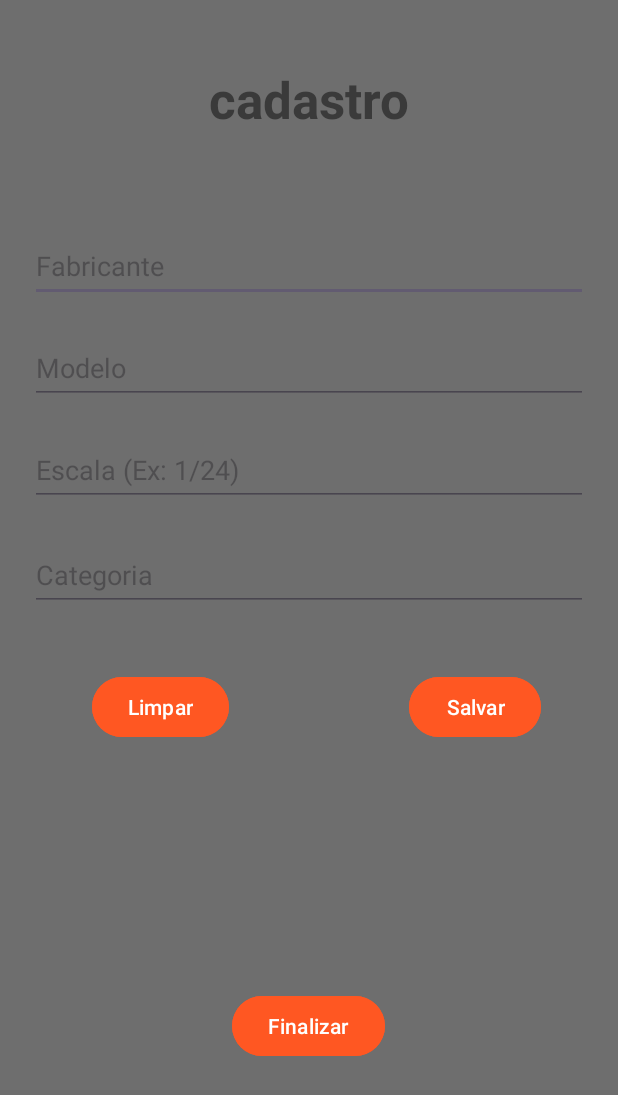
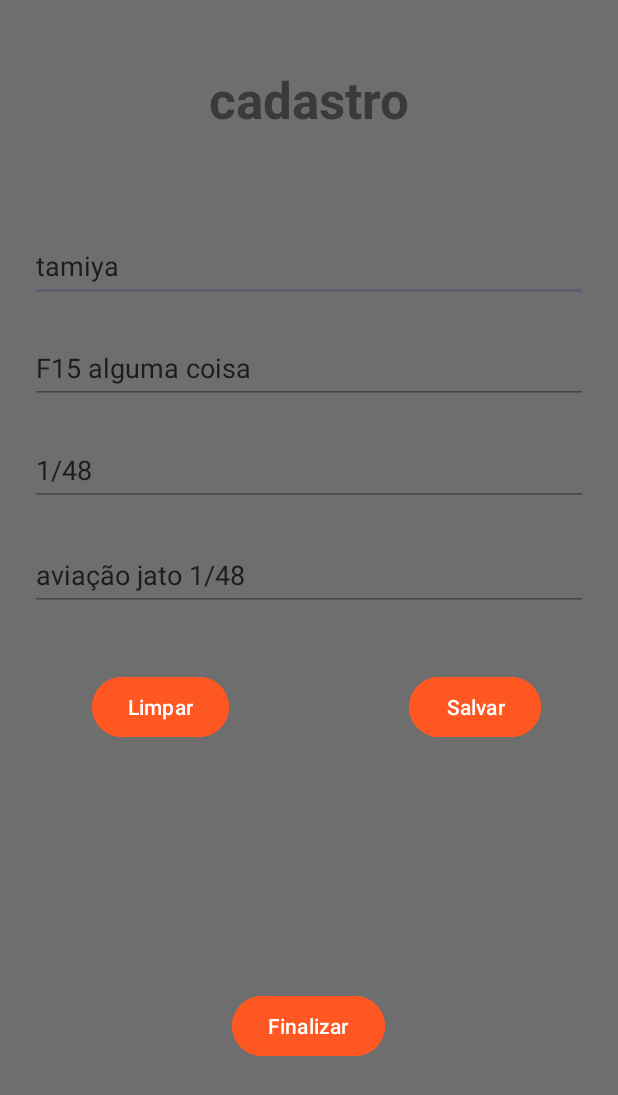
Before and after one commit to andreppc21/AndreCosta, an Android app: the screen it shows after launch (MainActivity), on a phone screen of 412 x 824 dp. Shown: the top 1095 px of the screen. Run offline under Robolectric (Android 15) with nearby library versions, the phone set to English and light mode, and no system bars.

Commit message:
colocando texto nos campos utlizando "setText"

```diff
--- a/APPE/app/src/main/java/devandroid/andre/appe/view/MainActivity.java
+++ b/APPE/app/src/main/java/devandroid/andre/appe/view/MainActivity.java
@@ -4,6 +4,8 @@ import androidx.appcompat.app.AppCompatActivity;
 
 import android.os.Bundle;
 import android.util.Log;
+import android.widget.Button;
+import android.widget.EditText;
 
 import devandroid.andre.appe.R;
 import devandroid.andre.appe.model.CadastroKit;
@@ -12,6 +14,15 @@ import devandroid.andre.appe.model.Jurado;
 public class MainActivity extends AppCompatActivity {
     CadastroKit cadastroKit;
     Jurado jurado;
+
+    EditText editFabricante;
+    EditText editEscala;
+    EditText editModelo;
+    EditText editCategoria;
+    Button btnSalvar;
+    Button btnLimpar;
+    Button btnFinalizar;
+
     @Override
     protected void onCreate(Bundle savedInstanceState) {
         super.onCreate(savedInstanceState);
@@ -30,6 +41,19 @@ public class MainActivity extends AppCompatActivity {
         cadastroKit.setEscala("1/48");
         cadastroKit.setCategoria("aviação jato 1/48");
 
+        editFabricante = findViewById(R.id.editFabricante);
+        editEscala = findViewById(R.id.editEscala);
+        editModelo = findViewById(R.id.editModelo);
+        editCategoria = findViewById(R.id.editCategoria);
+
+        btnLimpar = findViewById(R.id.btnlimpar);
+        btnSalvar = findViewById(R.id.btnSalvar);
+        btnFinalizar = findViewById(R.id.btnFinalizar);
+
+
+
+
+
 
         dadosJurado = "primeiro nome: ";
         dadosJurado += jurado.getNome();
@@ -44,6 +68,13 @@ public class MainActivity extends AppCompatActivity {
         dadosKit += cadastroKit.getEscala();
         dadosKit += "categoria: ";
         dadosKit += cadastroKit.getCategoria();
+
+
+        editFabricante.setText(cadastroKit.getFabricante());
+        editModelo.setText(cadastroKit.getModelo());
+        editEscala.setText(cadastroKit.getEscala());
+        editCategoria.setText(cadastroKit.getCategoria());
+
 
         Log.i("POOAndroid","info jurados:"+jurado.toString());
         Log.i("POO android","cadastro kits: "+cadastroKit.toString());
```
